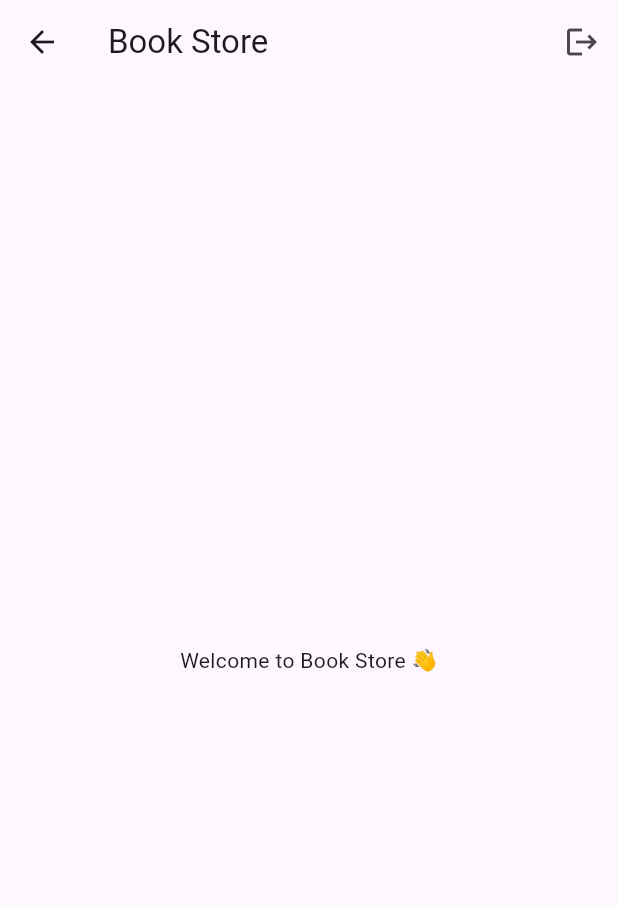
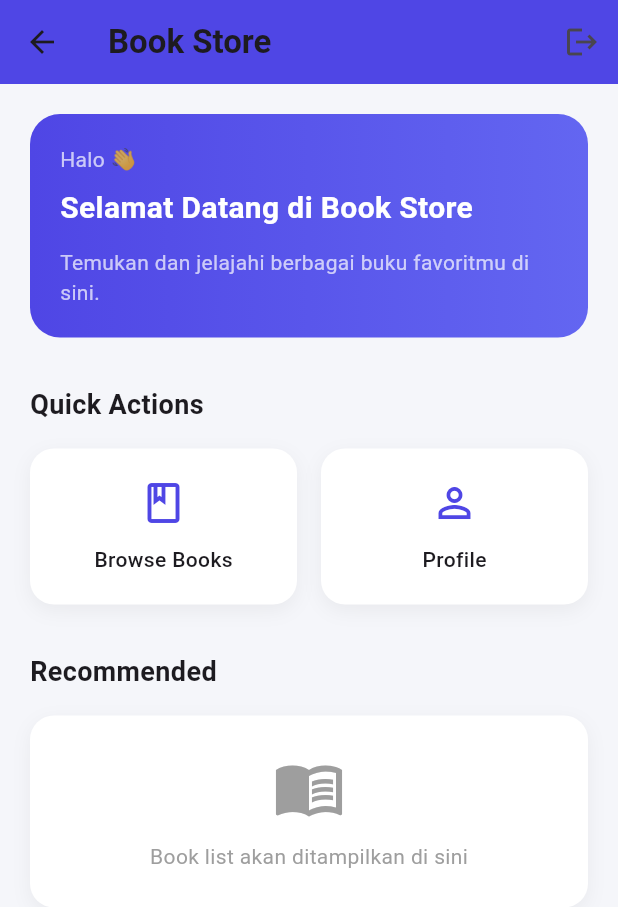
Before and after one commit to nmujahidin-aa/book-store, a Flutter app: the HomePage screen opened directly, on a phone screen of 412 x 824 dp. Shown: the top 907 px of the screen. Run offline on Flutter 3.47's test engine with Material 3 defaults, Android fonts, the phone set to English and light mode, and no system bars; our stand-ins replace awesome_snackbar_content, cloud_firestore, firebase_auth, firebase_core, flutter_riverpod; accounts and stored records are empty; network calls fail.

```diff
--- a/lib/app.dart
+++ b/lib/app.dart
@@ -2,7 +2,7 @@ import 'package:flutter/material.dart';
 import 'package:flutter_riverpod/flutter_riverpod.dart';
 import 'features/auth/provider/auth_provider.dart';
 import 'features/auth/presentation/login_page.dart';
-import 'features/home/home_page.dart';
+import 'features/home/presentation/home_page.dart';
 
 class MyApp extends StatelessWidget {
   @override
--- a/lib/features/home/home_page.dart
+++ /dev/null
@@ -1,27 +0,0 @@
-import 'package:flutter/material.dart';
-import 'package:flutter_riverpod/flutter_riverpod.dart';
-import '../auth/provider/auth_provider.dart';
-
-class HomePage extends ConsumerWidget {
-  const HomePage({super.key});
-
-  @override
-  Widget build(BuildContext context, WidgetRef ref) {
-    return Scaffold(
-      appBar: AppBar(
-        title: const Text("Book Store"),
-        actions: [
-          IconButton(
-            icon: const Icon(Icons.logout),
-            onPressed: () {
-              ref.read(authProvider.notifier).logout();
-            },
-          ),
-        ],
-      ),
-      body: const Center(
-        child: Text("Welcome to Book Store 👋"),
-      ),
-    );
-  }
-}
--- /dev/null
+++ b/lib/features/home/presentation/home_page.dart
@@ -0,0 +1,210 @@
+import 'package:flutter/material.dart';
+import 'package:flutter_riverpod/flutter_riverpod.dart';
+import '../../auth/provider/auth_provider.dart';
+
+class HomePage extends ConsumerWidget {
+  const HomePage({super.key});
+
+  @override
+  Widget build(BuildContext context, WidgetRef ref) {
+    return Scaffold(
+      backgroundColor: const Color(0xFFF5F6FA),
+      appBar: AppBar(
+        elevation: 0,
+        backgroundColor: const Color(0xFF4F46E5),
+        title: const Text(
+          "Book Store",
+          style: TextStyle(fontWeight: FontWeight.w600),
+        ),
+        actions: [
+          IconButton(
+            icon: const Icon(Icons.logout),
+            onPressed: () {
+              ref.read(authProvider.notifier).logout();
+            },
+          ),
+        ],
+      ),
+      body: SingleChildScrollView(
+        padding: const EdgeInsets.all(20),
+        child: Column(
+          crossAxisAlignment: CrossAxisAlignment.start,
+          children: [
+            // ===== GREETING CARD =====
+            Container(
+              width: double.infinity,
+              padding: const EdgeInsets.all(20),
+              decoration: BoxDecoration(
+                gradient: const LinearGradient(
+                  colors: [
+                    Color(0xFF4F46E5),
+                    Color(0xFF6366F1),
+                  ],
+                ),
+                borderRadius: BorderRadius.circular(20),
+              ),
+              child: Column(
+                crossAxisAlignment: CrossAxisAlignment.start,
+                children: [
+                  const Text(
+                    "Halo 👋",
+                    style: TextStyle(
+                      color: Colors.white70,
+                      fontSize: 14,
+                    ),
+                  ),
+                  const SizedBox(height: 8),
+                  const Text(
+                    "Selamat Datang di Book Store",
+                    style: TextStyle(
+                      color: Colors.white,
+                      fontSize: 20,
+                      fontWeight: FontWeight.bold,
+                    ),
+                  ),
+                  const SizedBox(height: 12),
+                  const Text(
+                    "Temukan dan jelajahi berbagai buku favoritmu di sini.",
+                    style: TextStyle(
+                      color: Colors.white70,
+                      fontSize: 14,
+                    ),
+                  ),
+                ],
+              ),
+            ),
+
+            const SizedBox(height: 32),
+
+            // ===== QUICK ACTION =====
+            const Text(
+              "Quick Actions",
+              style: TextStyle(
+                fontSize: 18,
+                fontWeight: FontWeight.w600,
+              ),
+            ),
+
+            const SizedBox(height: 16),
+
+            Row(
+              children: [
+                _QuickActionCard(
+                  icon: Icons.book_outlined,
+                  label: "Browse Books",
+                  onTap: () {
+                    // TODO: Navigate to book list
+                  },
+                ),
+                const SizedBox(width: 16),
+                _QuickActionCard(
+                  icon: Icons.person_outline,
+                  label: "Profile",
+                  onTap: () {
+                    // TODO: Navigate to profile
+                  },
+                ),
+              ],
+            ),
+
+            const SizedBox(height: 32),
+
+            // ===== CONTENT PLACEHOLDER =====
+            const Text(
+              "Recommended",
+              style: TextStyle(
+                fontSize: 18,
+                fontWeight: FontWeight.w600,
+              ),
+            ),
+
+            const SizedBox(height: 16),
+
+            Container(
+              width: double.infinity,
+              padding: const EdgeInsets.all(24),
+              decoration: BoxDecoration(
+                color: Colors.white,
+                borderRadius: BorderRadius.circular(16),
+                boxShadow: [
+                  BoxShadow(
+                    color: Colors.black.withOpacity(0.05),
+                    blurRadius: 10,
+                    offset: const Offset(0, 4),
+                  ),
+                ],
+              ),
+              child: const Column(
+                children: [
+                  Icon(
+                    Icons.menu_book_outlined,
+                    size: 48,
+                    color: Colors.grey,
+                  ),
+                  SizedBox(height: 12),
+                  Text(
+                    "Book list akan ditampilkan di sini",
+                    style: TextStyle(color: Colors.grey),
+                  ),
+                ],
+              ),
+            ),
+          ],
+        ),
+      ),
+    );
+  }
+}
+
+// ================= QUICK ACTION CARD =================
+class _QuickActionCard extends StatelessWidget {
+  final IconData icon;
+  final String label;
+  final VoidCallback onTap;
+
+  const _QuickActionCard({
+    required this.icon,
+    required this.label,
+    required this.onTap,
+  });
+
+  @override
+  Widget build(BuildContext context) {
+    return Expanded(
+      child: InkWell(
+        borderRadius: BorderRadius.circular(16),
+        onTap: onTap,
+        child: Container(
+          padding: const EdgeInsets.all(20),
+          decoration: BoxDecoration(
+            color: Colors.white,
+            borderRadius: BorderRadius.circular(16),
+            boxShadow: [
+              BoxShadow(
+                color: Colors.black.withOpacity(0.05),
+                blurRadius: 10,
+                offset: const Offset(0, 4),
+              ),
+            ],
+          ),
+          child: Column(
+            children: [
+              Icon(
+                icon,
+                size: 32,
+                color: const Color(0xFF4F46E5),
+              ),
+              const SizedBox(height: 12),
+              Text(
+                label,
+                style: const TextStyle(
+                  fontWeight: FontWeight.w500,
+                ),
+              ),
+            ],
+          ),
+        ),
+      ),
+    );
+  }
+}
--- a/pubspec.yaml
+++ b/pubspec.yaml
@@ -39,6 +39,7 @@ dependencies:
   riverpod: ^3.0.3
   flutter_riverpod: ^3.0.3
   awesome_snackbar_content: ^0.1.8
+  cloud_firestore: ^6.1.1
 
 dev_dependencies:
   flutter_test:
```
Also changed, not shown: lib/core/utils/password_validator.dart (added, +18 -0 lines), lib/features/auth/data/auth_repository.dart (+18 -9 lines), lib/features/auth/presentation/register_page.dart (+25 -1 lines), lib/features/auth/provider/auth_provider.dart (+16 -3 lines), lib/features/book/presentation/book_list_page.dart (added), lib/features/home/provider/home_provider.dart (added), pubspec.lock, 3 other files.
